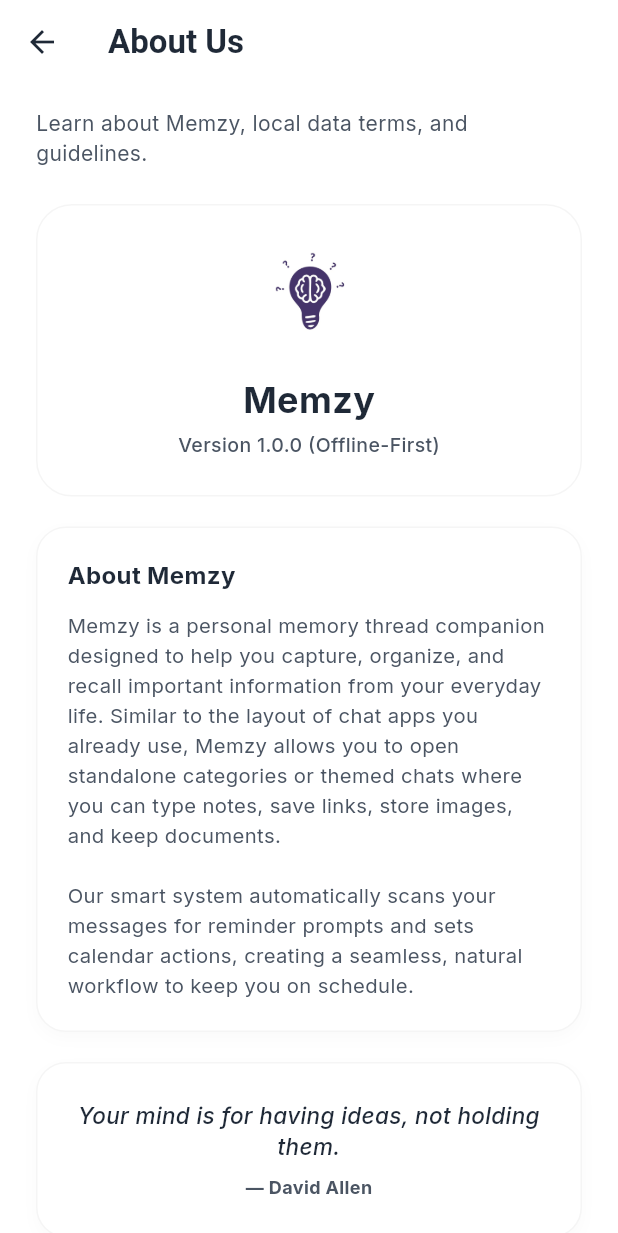
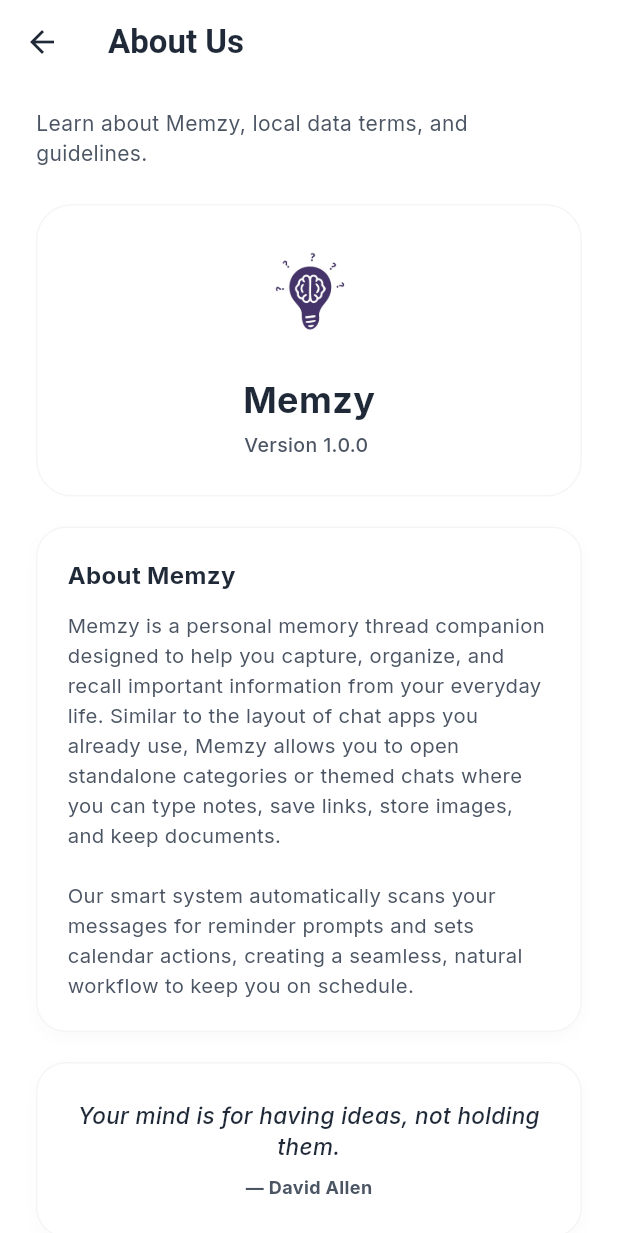
Before and after one commit to Zainab-013/Memzy, a Flutter app: the AboutUsScreen screen opened directly, on a phone screen of 412 x 824 dp. Shown: the top 1233 px of the screen. Run offline on Flutter 3.47's test engine with Material 3 defaults, Android fonts, the phone set to English and light mode, and no system bars; our stand-ins replace file_picker, flutter_local_notifications, flutter_timezone, google_fonts, hive, hive_flutter and 4 more; missing offline and left inert: receive_sharing_intent; accounts and stored records are empty; statements that could not run were skipped.

Commit message:
fixed changess

```diff
--- a/lib/screens/about_us_screen.dart
+++ b/lib/screens/about_us_screen.dart
@@ -357,7 +357,7 @@ class AboutUsScreen extends StatelessWidget {
                     ),
                     const SizedBox(height: 4),
                     Text(
-                      'Version 1.0.0 (Offline-First)',
+                      'Version 1.0.0 ',
                       style: TextStyle(
                         fontSize: 13,
                         color: subtitleColor,
```
